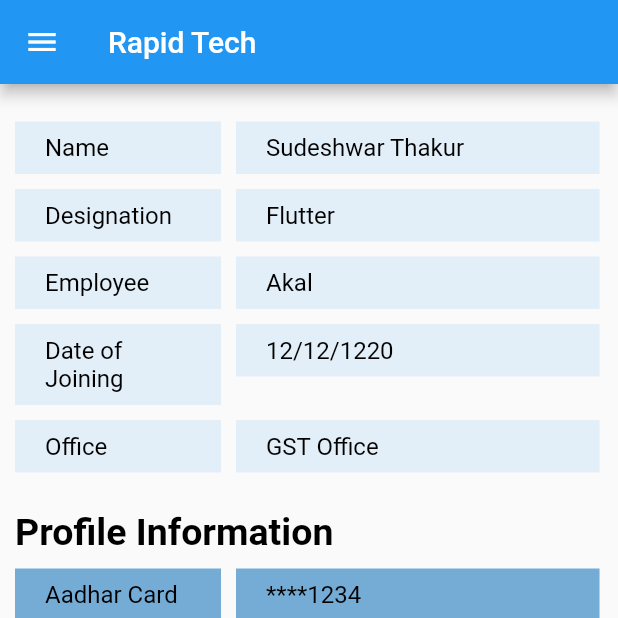
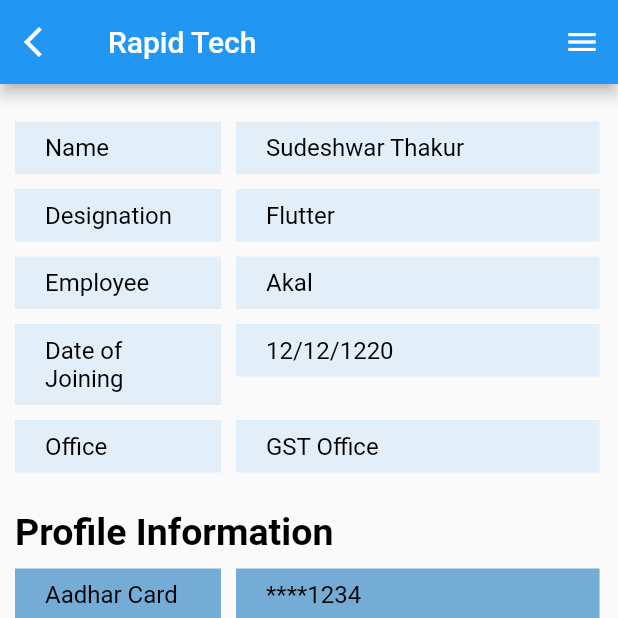
Before and after one commit to Sudesh101999/flutter_operators, a Flutter app: the NaviPage screen opened directly, on a phone screen of 412 x 824 dp, the top half of it. Run offline on Flutter 3.47's test engine with Material 2 defaults, Android fonts, the light colour scheme and no system bars; our stand-ins replace dropdown_search; missing offline and left inert: dart:ffi.

Commit message:
side_navi updated

```diff
--- a/lib/PriDefineNavi/left_navi_screen.dart
+++ b/lib/PriDefineNavi/left_navi_screen.dart
@@ -27,10 +27,18 @@ class _NaviPageState extends State<NaviPage> {
     return Scaffold(
       appBar: AppBar(
         backgroundColor: Colors.blue[350],
+        leading: GestureDetector(
+          onTap: () {
+            Navigator.pop(context);
+          },
+          child: const Icon(
+            Icons.arrow_back_ios,
+          ),
+        ),
         title: Text("Rapid Tech"),
       ),
       body: container,
-      drawer: Drawer(
+      endDrawer: Drawer(
         backgroundColor: Colors.white,
         child: SingleChildScrollView(
           child: Container(
```
